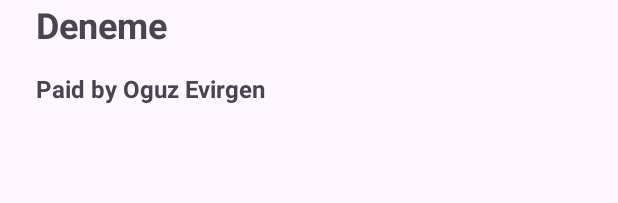
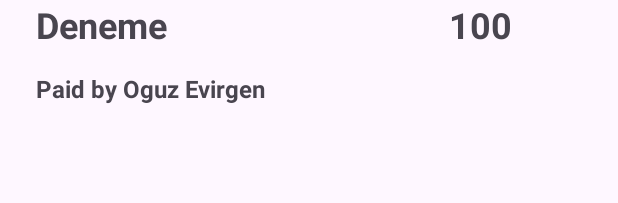
Before and after one commit to evirgenoguz/BudgetShare, an Android app: the layout item_expense.xml on its own in the app's theme, with its tools: preview values and no code run, on a phone screen of 412 x 824 dp. Shown: the top 203 px of the screen. Run offline under Robolectric (Android 15) with nearby library versions, the phone set to English and light mode, and no system bars.

Commit message:
add | expense adapter

```diff
--- a/app/src/main/java/com/evirgenoguz/spendtogether/ui/feature/group_list/GroupListAdapter.kt
+++ b/app/src/main/java/com/evirgenoguz/spendtogether/ui/feature/group_list/GroupListAdapter.kt
@@ -16,7 +16,7 @@ class GroupListAdapter : RecyclerView.Adapter<GroupListAdapter.GroupListViewHold
     var onItemClick: ((GroupResponseModel) -> Unit)? = null
     private var groupList = listOf<GroupResponseModel>()
 
-    fun setGroupList(groupList: List<GroupResponseModel>?){
+    fun setGroupList(groupList: List<GroupResponseModel>?) {
         this.groupList = groupList ?: emptyList()
         notifyDataSetChanged()
     }
--- a/app/src/main/res/layout/item_expense.xml
+++ b/app/src/main/res/layout/item_expense.xml
@@ -6,10 +6,18 @@
     android:layout_height="wrap_content"
     android:layout_marginBottom="8dp">
 
+    <LinearLayout
+        android:id="@+id/linearLayoutNameAndAmount"
+        android:layout_width="match_parent"
+        android:layout_height="wrap_content"
+        android:gravity="center"
+        app:layout_constraintTop_toTopOf="parent">
+
         <TextView
             android:id="@+id/textViewExpenseDescription"
-        android:layout_width="match_parent"
+            android:layout_width="wrap_content"
             android:layout_height="wrap_content"
+            android:layout_weight="3"
             android:minHeight="48dp"
             android:paddingStart="24dp"
             android:paddingEnd="24dp"
@@ -19,6 +27,20 @@
             tools:text="Deneme" />
 
         <TextView
+            android:id="@+id/textViewAmount"
+            android:layout_width="wrap_content"
+            android:layout_height="wrap_content"
+            android:layout_weight="1"
+            android:minHeight="48dp"
+            android:paddingStart="24dp"
+            android:paddingEnd="24dp"
+            android:textSize="24sp"
+            android:textStyle="bold"
+            tools:text="100" />
+    </LinearLayout>
+
+
+    <TextView
         android:id="@+id/textViewPaidBy"
         android:layout_width="match_parent"
         android:layout_height="wrap_content"
@@ -26,7 +48,7 @@
         android:paddingEnd="24dp"
         android:textSize="16sp"
         android:textStyle="bold"
-        app:layout_constraintTop_toBottomOf="@id/textViewExpenseDescription"
+        app:layout_constraintTop_toBottomOf="@id/linearLayoutNameAndAmount"
         tools:text="Paid by Oguz Evirgen" />
 
 </androidx.constraintlayout.widget.ConstraintLayout>
--- a/app/src/main/res/values/strings.xml
+++ b/app/src/main/res/values/strings.xml
@@ -31,4 +31,6 @@
     <string name="create_group">Create Group</string>
     <string name="group_name">Group Name</string>
     <string name="create">Create</string>
+    <string name="balance">Balance</string>
+    <string name="expenses">Expenses</string>
 </resources>
```
Also changed, not shown: app/src/main/java/com/evirgenoguz/spendtogether/ui/feature/expense/ExpenseAdapter.kt (added, +44 -0 lines), app/src/main/java/com/evirgenoguz/spendtogether/ui/feature/expense/ExpenseFragment.kt (+19 -0 lines), app/src/main/res/drawable/ic_balance.xml (added, +16 -0 lines), app/src/main/res/layout/fragment_expense.xml (+16 -5 lines), app/src/main/res/menu/menu_expense_list.xml (added, +10 -0 lines). Lines whose indentation alone changed are shown as unchanged.
